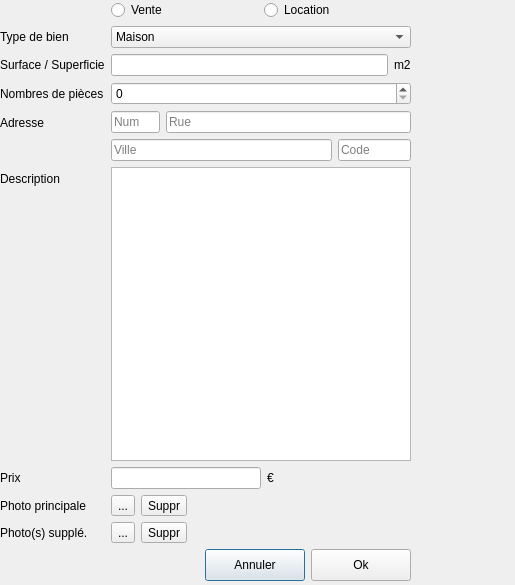
Old version of the form advert.ui in the repository Spieldy/IHMO.
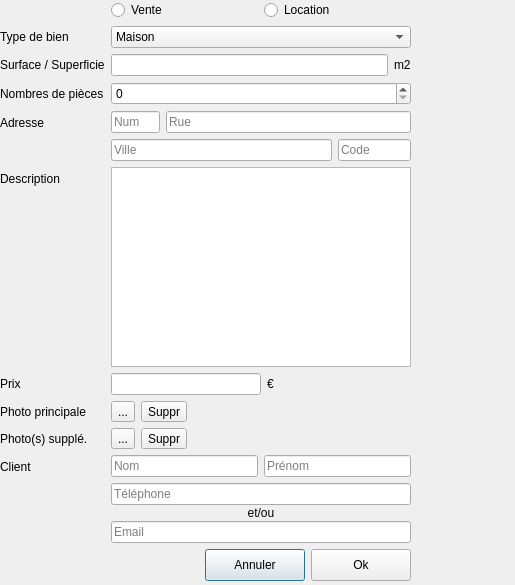
New version of the form.

Commit message: tbaleau avec vendues et achetees, clients crees mais pas sauvegarder

```diff
--- a/advert.ui
+++ b/advert.ui
@@ -335,6 +335,66 @@
         </property>
        </widget>
       </item>
+      <item row="9" column="0">
+       <widget class="QLabel" name="lbl_client">
+        <property name="text">
+         <string>Client</string>
+        </property>
+       </widget>
+      </item>
+      <item row="9" column="1">
+       <layout class="QVBoxLayout" name="verticalLayout_2">
+        <item>
+         <layout class="QHBoxLayout" name="horizontalLayout_4">
+          <item>
+           <widget class="QLineEdit" name="le_client_name">
+            <property name="placeholderText">
+             <string>Nom</string>
+            </property>
+           </widget>
+          </item>
+          <item>
+           <widget class="QLineEdit" name="le_client_surname">
+            <property name="placeholderText">
+             <string>Prénom</string>
+            </property>
+           </widget>
+          </item>
+         </layout>
+        </item>
+        <item>
+         <layout class="QVBoxLayout" name="verticalLayout">
+          <property name="spacing">
+           <number>1</number>
+          </property>
+          <item>
+           <widget class="QLineEdit" name="le_client_tel">
+            <property name="placeholderText">
+             <string>Téléphone</string>
+            </property>
+           </widget>
+          </item>
+          <item>
+           <widget class="QLabel" name="lbl_etou">
+            <property name="text">
+             <string>et/ou</string>
+            </property>
+            <property name="alignment">
+             <set>Qt::AlignCenter</set>
+            </property>
+           </widget>
+          </item>
+          <item>
+           <widget class="QLineEdit" name="le_client_mail">
+            <property name="placeholderText">
+             <string>Email</string>
+            </property>
+           </widget>
+          </item>
+         </layout>
+        </item>
+       </layout>
+      </item>
      </layout>
     </item>
     <item>
```
The commit also changes 12 other files.
